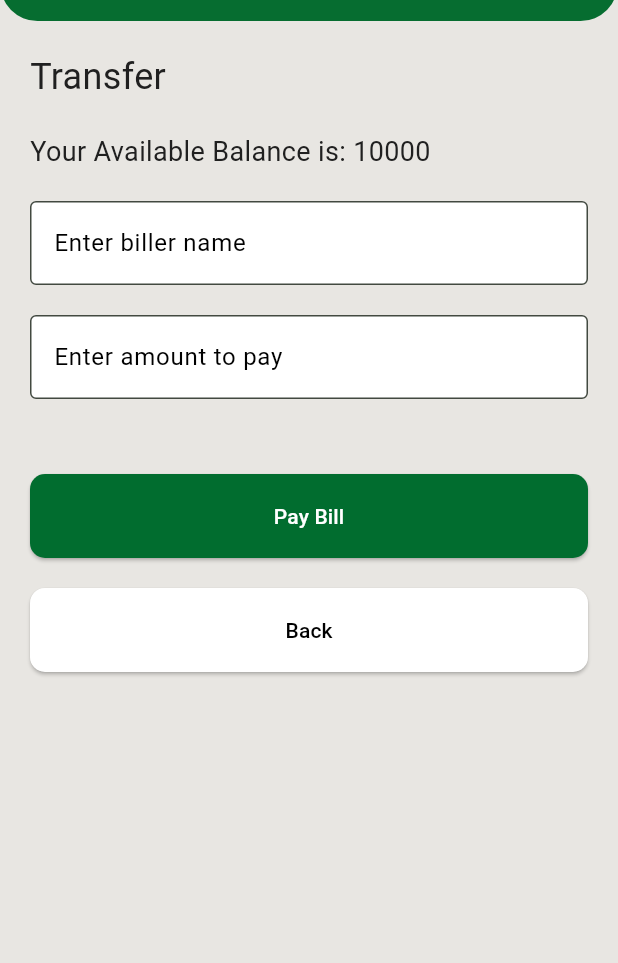
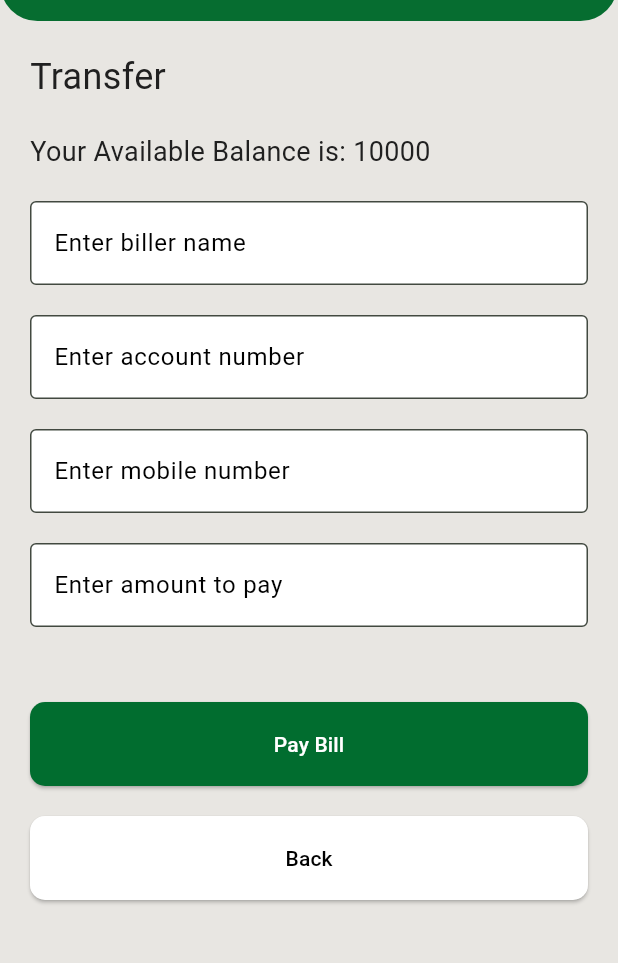
Before and after one commit to KenAlupit/ATM_Program_with_GUI, a Flutter app: the PayBillsScreen screen opened directly, on a phone screen of 412 x 824 dp, the part 63-1026 px from its top. Run offline on Flutter 3.47's test engine with Material 3 defaults, Android fonts, the phone set to English and light mode, and no system bars; our stand-ins replace shared_preferences; accounts and stored records are empty.

```diff
--- a/lib/main.dart
+++ b/lib/main.dart
@@ -77,7 +77,7 @@ class _MyHomePageState extends State<MyHomePage> {
   }
 
   //This will display your current pin
-  dynamic _forgotPin(){
+  dynamic _forgotPin() {
     return _currentPIN;
   }
 
@@ -202,7 +202,7 @@ class _MyHomePageState extends State<MyHomePage> {
                   padding: const EdgeInsets.symmetric(vertical: 18),
                 ),
                 child: const Text(
-                  'Log In',
+                  'Submit',
                   style: TextStyle(fontSize: 18, color: Colors.white),
                 ),
               ),
--- a/lib/pay_bills.dart
+++ b/lib/pay_bills.dart
@@ -8,10 +8,10 @@ void main() {
   runApp(const PayBills());
 }
 
-class PayBills extends StatelessWidget{
+class PayBills extends StatelessWidget {
   const PayBills({super.key});
 
-    @override
+  @override
   Widget build(BuildContext context) {
     return MaterialApp(
       home: PayBillsScreen(),
@@ -37,7 +37,7 @@ class _PayBillsScreenState extends State<PayBillsScreen> {
   TextEditingController _billerController = TextEditingController();
   int _currentBalance = 0;
 
-   @override
+  @override
   void initState() {
     super.initState();
     _loadBalance();
@@ -55,10 +55,10 @@ class _PayBillsScreenState extends State<PayBillsScreen> {
     await prefs.setInt('balance', balance);
   }
 
-  void _payBills(){
+  void _payBills() {
     int billAmount;
 
-        // Check if both fields are empty
+    // Check if both fields are empty
     if (_billerController.text.isEmpty && _amountController.text.isEmpty) {
       showPopup(
         context: context,
@@ -177,19 +177,53 @@ class _PayBillsScreenState extends State<PayBillsScreen> {
             const SizedBox(height: 20),
             Text(
               "Your Available Balance is: $_currentBalance",
-              style: const TextStyle(fontSize: 18, color: Color.fromRGBO(32, 32, 32, 1)),
+              style: const TextStyle(
+                  fontSize: 18, color: Color.fromRGBO(32, 32, 32, 1)),
             ),
             const SizedBox(height: 20),
             TextFormField(
               controller: _billerController,
               inputFormatters: [
-                FilteringTextInputFormatter.allow(RegExp(r"[a-zA-Z\s]")), // Only allow letters and spaces
+                FilteringTextInputFormatter.allow(
+                    RegExp(r"[a-zA-Z\s]")), // Only allow letters and spaces
               ],
               decoration: const InputDecoration(
                 filled: true,
                 fillColor: Colors.white,
                 border: OutlineInputBorder(),
                 labelText: 'Enter biller name',
+                labelStyle: TextStyle(color: Colors.black),
+              ),
+              style: const TextStyle(color: Colors.black),
+            ),
+            const SizedBox(height: 20),
+            TextFormField(
+              controller: _billerController,
+              inputFormatters: [
+                FilteringTextInputFormatter.allow(
+                    RegExp(r"[a-zA-Z\s]")), // Only allow letters and spaces
+              ],
+              decoration: const InputDecoration(
+                filled: true,
+                fillColor: Colors.white,
+                border: OutlineInputBorder(),
+                labelText: 'Enter account number',
+                labelStyle: TextStyle(color: Colors.black),
+              ),
+              style: const TextStyle(color: Colors.black),
+            ),
+            const SizedBox(height: 20),
+            TextFormField(
+              controller: _billerController,
+              inputFormatters: [
+                FilteringTextInputFormatter.allow(
+                    RegExp(r"[a-zA-Z\s]")), // Only allow letters and spaces
+              ],
+              decoration: const InputDecoration(
+                filled: true,
+                fillColor: Colors.white,
+                border: OutlineInputBorder(),
+                labelText: 'Enter mobile number',
                 labelStyle: TextStyle(color: Colors.black),
               ),
               style: const TextStyle(color: Colors.black),
```
Also changed, not shown: lib/change_pin.dart (+6 -6 lines), lib/check_balance.dart (+13 -11 lines).
